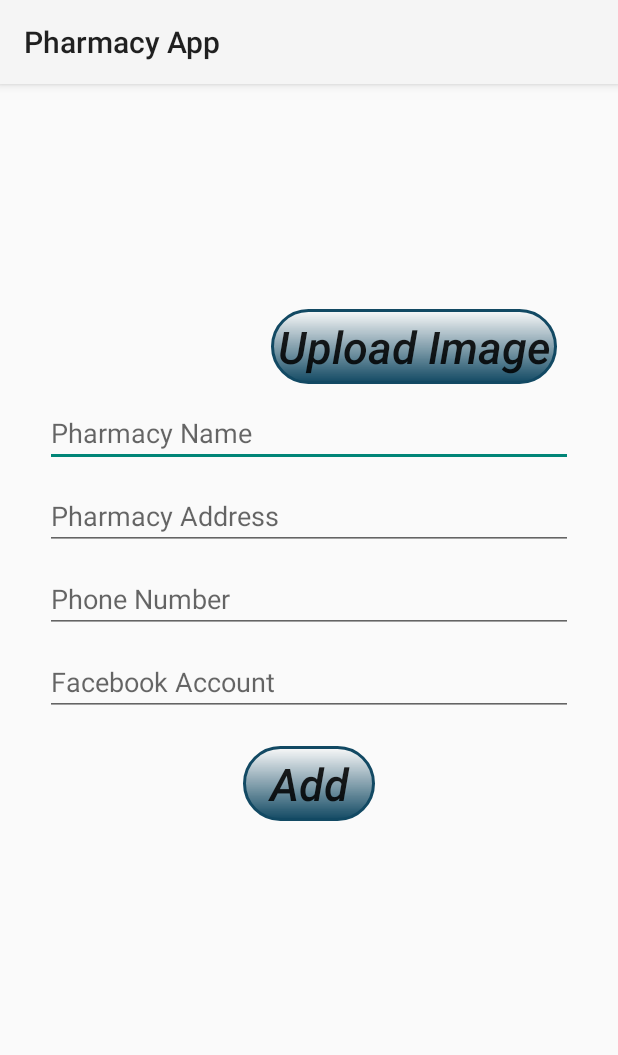
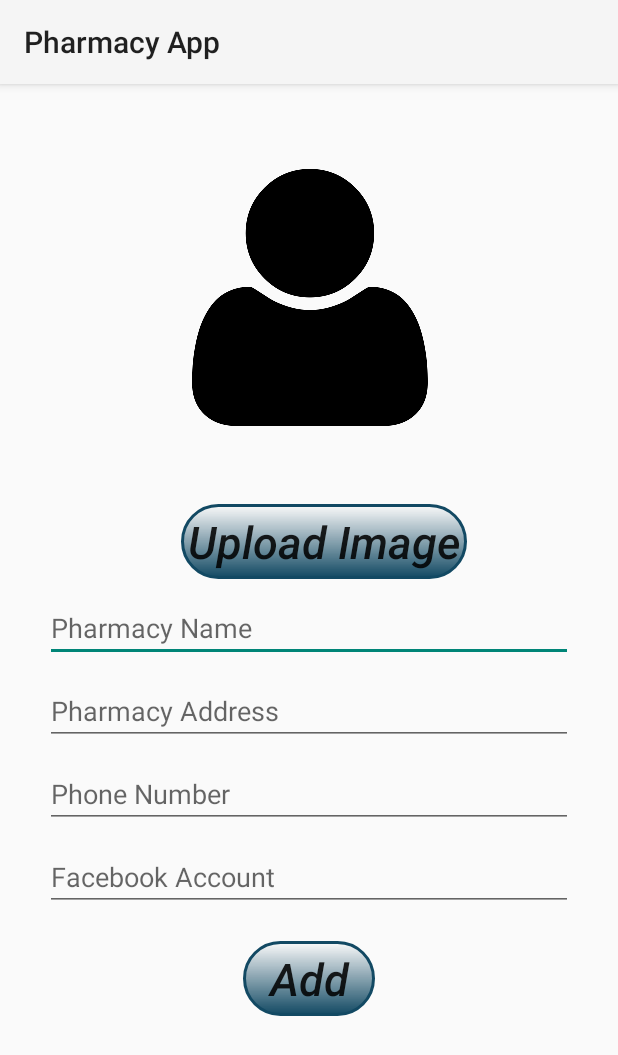
Before and after one commit to SamarAbdo/Pharmacy-App, an Android app: the AddPharmacy screen opened directly, with no data from a screen before it, on a phone screen of 412 x 824 dp. Shown: the top 1055 px of the screen. Run offline under Robolectric (Android 15) with nearby library versions, the phone set to English and light mode, and no system bars.

Commit message:
Upload Image

```diff
--- a/app/src/main/AndroidManifest.xml
+++ b/app/src/main/AndroidManifest.xml
@@ -1,7 +1,8 @@
 <?xml version="1.0" encoding="utf-8"?>
 <manifest xmlns:android="http://schemas.android.com/apk/res/android"
     package="com.example.pharmacyapp">
-
+    <uses-permission android:name="android.permission.READ_EXTERNAL_STORAGE"/>
+    <uses-permission android:name="android.permission.WRITE_EXTERNAL_STORAGE"/>
     <application
         android:allowBackup="true"
         android:icon="@mipmap/ic_launcher"
--- a/app/src/main/java/com/example/pharmacyapp/AddPharmacy.java
+++ b/app/src/main/java/com/example/pharmacyapp/AddPharmacy.java
@@ -1,15 +1,23 @@
 package com.example.pharmacyapp;
 
+import androidx.annotation.Nullable;
 import androidx.appcompat.app.AppCompatActivity;
 
+import android.content.Intent;
+import android.graphics.Bitmap;
+import android.media.Image;
 import android.os.Bundle;
+import android.provider.ContactsContract;
+import android.provider.MediaStore;
 import android.view.View;
 import android.widget.Button;
 import android.widget.EditText;
+import android.widget.ImageView;
 
 public class AddPharmacy extends AppCompatActivity {
     EditText namePharmacy,numPharmacy,addressPharmacy,facbookAcc;
-    Button addbtn;
+    Button addbtn,uploadbtn;
+    ImageView userImg;
     @Override
     protected void onCreate(Bundle savedInstanceState) {
         super.onCreate(savedInstanceState);
@@ -27,5 +35,21 @@ public class AddPharmacy extends AppCompatActivity {
                 if(addressPharmacy.getText().toString().isEmpty())addressPharmacy.setError("Not Valid");
             }
         });
+        uploadbtn=findViewById(R.id.uploadImage);
+        userImg=findViewById(R.id.userImage);
+        uploadbtn.setOnClickListener(new View.OnClickListener() {
+            @Override
+            public void onClick(View view) {
+                Intent in=new Intent(MediaStore.ACTION_IMAGE_CAPTURE);
+                startActivityForResult(in,0);
+            }
+        });
+    }
+
+    @Override
+    protected void onActivityResult(int requestCode, int resultCode, @Nullable Intent data) {
+        super.onActivityResult(requestCode, resultCode, data);
+        Bitmap bitmap= (Bitmap) data.getExtras().get("data");
+        userImg.setImageBitmap(bitmap);
     }
 }
--- a/app/src/main/res/layout/activity_add_pharmacy.xml
+++ b/app/src/main/res/layout/activity_add_pharmacy.xml
@@ -7,9 +7,16 @@
     android:orientation="vertical"
     tools:context=".AddPharmacy">
 
+    <ImageView
+        android:layout_width="match_parent"
+        android:layout_height="200dp"
+        android:layout_margin="40dp"
+        android:id="@+id/userImage"
+        android:src="@drawable/user"
+        />
+
     <Button
-        android:layout_marginTop="150dp"
-        android:layout_marginStart="100dp"
+        android:layout_marginStart="40dp"
         android:layout_marginEnd="30dp"
         android:layout_width="wrap_content"
         android:layout_height="wrap_content"
@@ -19,7 +26,6 @@
         android:textSize="30sp"
         android:id="@+id/uploadImage"
         android:textStyle="italic"
-
         android:background="@drawable/main"
         />
     <EditText
```
Also changed, not shown: app/src/main/res/drawable/user.png (added).
